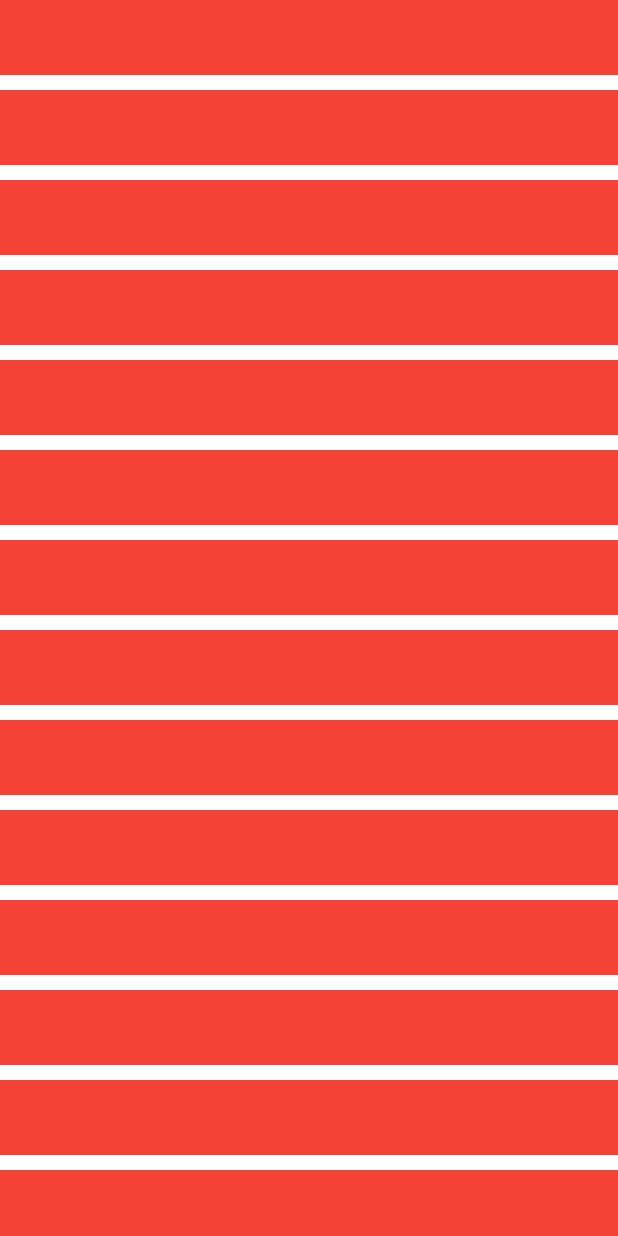
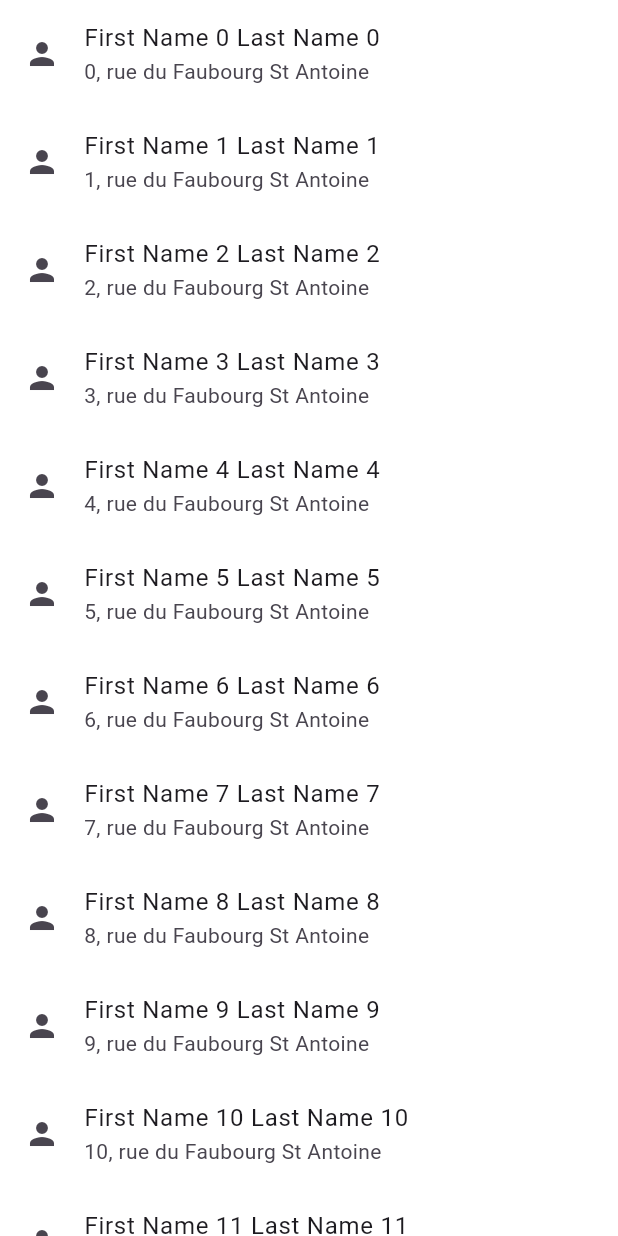
Before and after one commit to ArchOrn/egsi_flutter_2024_5iw2, a Flutter app: the screen it shows after launch, on a phone screen of 412 x 824 dp. Run offline on Flutter 3.47's test engine with Material 3 defaults, Android fonts, the phone set to English and light mode, and no system bars.

Commit message:
Demo with ListView.builder

```diff
--- a/lib/home_screen.dart
+++ b/lib/home_screen.dart
@@ -1,5 +1,4 @@
 import 'package:flutter/material.dart';
-import 'package:flutter_5iw2/red_square.dart';
 
 class HomeScreen extends StatelessWidget {
   const HomeScreen({super.key});
@@ -9,12 +8,14 @@ class HomeScreen extends StatelessWidget {
     return SafeArea(
       child: Scaffold(
         backgroundColor: Colors.white,
-        body: ListView.separated(
+        body: ListView.builder(
           itemBuilder: (context, index) {
-            return const RedSquare();
-          },
-          separatorBuilder: (context, index) {
-            return const SizedBox(height: 10);
+            return ListTile(
+              leading: const Icon(Icons.person),
+              title: Text('First Name $index Last Name $index'),
+              subtitle: Text('$index, rue du Faubourg St Antoine'),
+              onTap: () {},
+            );
           },
           itemCount: 100000,
         ),
--- a/lib/red_square.dart
+++ /dev/null
@@ -1,14 +0,0 @@
-import 'package:flutter/material.dart';
-
-class RedSquare extends StatelessWidget {
-  const RedSquare({super.key});
-
-  @override
-  Widget build(BuildContext context) {
-    return Container(
-      height: 50,
-      width: 50,
-      color: Colors.red,
-    );
-  }
-}
```
